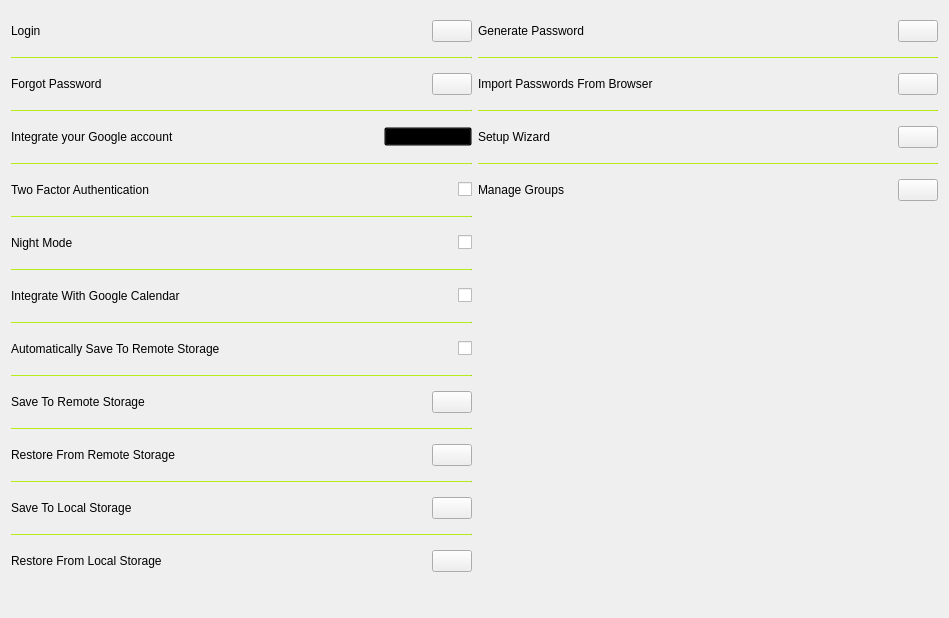
This is designs/xml/settings_tab.ui in daniel-deru/WorkMate-3.0 as Qt 5 draws it before an edit. The edited form follows.
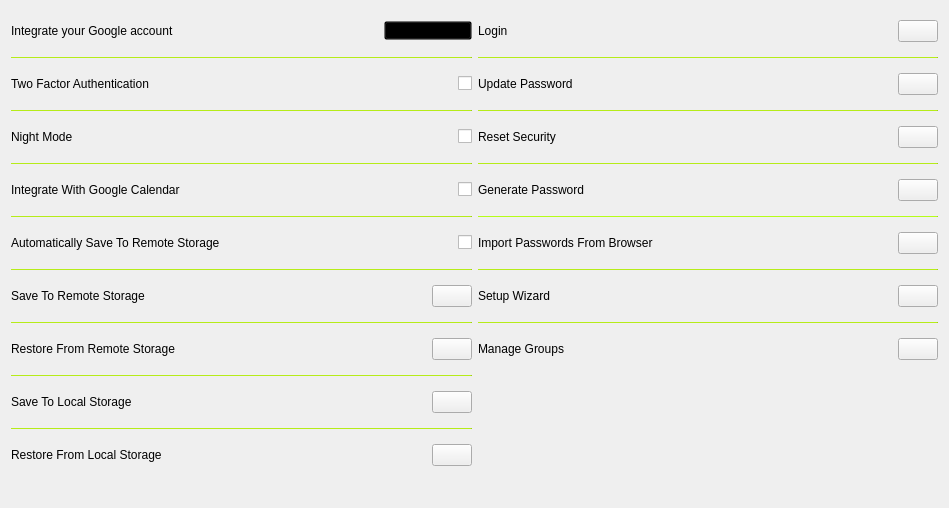
This is the edited form.

Commit message: added update password window. made disable 2fa require login

```diff
--- a/designs/xml/settings_tab.ui
+++ b/designs/xml/settings_tab.ui
@@ -7,7 +7,7 @@
     <x>0</x>
     <y>0</y>
     <width>949</width>
-    <height>618</height>
+    <height>508</height>
    </rect>
   </property>
   <property name="windowTitle">
@@ -19,134 +19,6 @@
      <property name="spacing">
       <number>6</number>
      </property>
-     <item>
-      <layout class="QHBoxLayout" name="horizontalLayout_6">
-       <property name="topMargin">
-        <number>0</number>
-       </property>
-       <property name="bottomMargin">
-        <number>0</number>
-       </property>
-       <item>
-        <widget class="QLabel" name="lbl_login">
-         <property name="sizePolicy">
-          <sizepolicy hsizetype="Expanding" vsizetype="Preferred">
-           <horstretch>0</horstretch>
-           <verstretch>0</verstretch>
-          </sizepolicy>
-         </property>
-         <property name="minimumSize">
-          <size>
-           <width>0</width>
-           <height>40</height>
-          </size>
-         </property>
-         <property name="text">
-          <string>Login</string>
-         </property>
-        </widget>
-       </item>
-       <item>
-        <widget class="QPushButton" name="btn_login">
-         <property name="sizePolicy">
-          <sizepolicy hsizetype="Minimum" vsizetype="Fixed">
-           <horstretch>0</horstretch>
-           <verstretch>0</verstretch>
-          </sizepolicy>
-         </property>
-         <property name="cursor">
-          <cursorShape>PointingHandCursor</cursorShape>
-         </property>
-         <property name="text">
-          <string/>
-         </property>
-        </widget>
-       </item>
-      </layout>
-     </item>
-     <item>
-      <widget class="QFrame" name="frame_5">
-       <property name="maximumSize">
-        <size>
-         <width>16777215</width>
-         <height>1</height>
-        </size>
-       </property>
-       <property name="styleSheet">
-        <string notr="true">background: #9ecd16;</string>
-       </property>
-       <property name="frameShape">
-        <enum>QFrame::HLine</enum>
-       </property>
-       <property name="frameShadow">
-        <enum>QFrame::Sunken</enum>
-       </property>
-       <property name="lineWidth">
-        <number>1</number>
-       </property>
-      </widget>
-     </item>
-     <item>
-      <layout class="QHBoxLayout" name="horizontalLayout_8">
-       <item>
-        <widget class="QLabel" name="lbl_forgot_password">
-         <property name="sizePolicy">
-          <sizepolicy hsizetype="Expanding" vsizetype="Preferred">
-           <horstretch>0</horstretch>
-           <verstretch>0</verstretch>
-          </sizepolicy>
-         </property>
-         <property name="minimumSize">
-          <size>
-           <width>0</width>
-           <height>40</height>
-          </size>
-         </property>
-         <property name="text">
-          <string>Forgot Password</string>
-         </property>
-        </widget>
-       </item>
-       <item>
-        <widget class="QPushButton" name="btn_forgot_password">
-         <property name="sizePolicy">
-          <sizepolicy hsizetype="Minimum" vsizetype="Fixed">
-           <horstretch>0</horstretch>
-           <verstretch>0</verstretch>
-          </sizepolicy>
-         </property>
-         <property name="cursor">
-          <cursorShape>PointingHandCursor</cursorShape>
-         </property>
-         <property name="text">
-          <string/>
-         </property>
-        </widget>
-       </item>
-      </layout>
-     </item>
-     <item>
-      <widget class="QFrame" name="frame_4">
-       <property name="maximumSize">
-        <size>
-         <width>16777215</width>
-         <height>1</height>
-        </size>
-       </property>
-       <property name="styleSheet">
-        <string notr="true">background: #9ecd16;</string>
-       </property>
-       <property name="frameShape">
-        <enum>QFrame::HLine</enum>
-       </property>
-       <property name="frameShadow">
-        <enum>QFrame::Sunken</enum>
-       </property>
-       <property name="lineWidth">
-        <number>1</number>
-       </property>
-      </widget>
-     </item>
      <item>
       <layout class="QHBoxLayout" name="horizontalLayout_13">
        <item>
@@ -669,11 +541,17 @@
       <number>6</number>
      </property>
      <item>
-      <layout class="QHBoxLayout" name="horizontalLayout_12">
+      <layout class="QHBoxLayout" name="horizontalLayout_6">
+       <property name="topMargin">
+        <number>0</number>
+       </property>
+       <property name="bottomMargin">
+        <number>0</number>
+       </property>
        <item>
-        <widget class="QLabel" name="lbl_generate_password">
+        <widget class="QLabel" name="lbl_login">
          <property name="sizePolicy">
-          <sizepolicy hsizetype="Expanding" vsizetype="Fixed">
+          <sizepolicy hsizetype="Expanding" vsizetype="Preferred">
            <horstretch>0</horstretch>
            <verstretch>0</verstretch>
           </sizepolicy>
@@ -685,12 +563,128 @@
           </size>
          </property>
          <property name="text">
-          <string>Generate Password</string>
+          <string>Login</string>
          </property>
         </widget>
        </item>
        <item>
-        <widget class="QPushButton" name="btn_generate_password">
+        <widget class="QPushButton" name="btn_login">
+         <property name="sizePolicy">
+          <sizepolicy hsizetype="Minimum" vsizetype="Fixed">
+           <horstretch>0</horstretch>
+           <verstretch>0</verstretch>
+          </sizepolicy>
+         </property>
+         <property name="cursor">
+          <cursorShape>PointingHandCursor</cursorShape>
+         </property>
+         <property name="text">
+          <string/>
+         </property>
+        </widget>
+       </item>
+      </layout>
+     </item>
+     <item>
+      <widget class="QFrame" name="frame_14">
+       <property name="maximumSize">
+        <size>
+         <width>16777215</width>
+         <height>1</height>
+        </size>
+       </property>
+       <property name="styleSheet">
+        <string notr="true">background: #9ecd16;</string>
+       </property>
+       <property name="frameShape">
+        <enum>QFrame::HLine</enum>
+       </property>
+       <property name="frameShadow">
+        <enum>QFrame::Sunken</enum>
+       </property>
+      </widget>
+     </item>
+     <item>
+      <layout class="QHBoxLayout" name="horizontalLayout_16">
+       <item>
+        <widget class="QLabel" name="lbl_update_password">
+         <property name="sizePolicy">
+          <sizepolicy hsizetype="Expanding" vsizetype="Preferred">
+           <horstretch>0</horstretch>
+           <verstretch>0</verstretch>
+          </sizepolicy>
+         </property>
+         <property name="minimumSize">
+          <size>
+           <width>0</width>
+           <height>40</height>
+          </size>
+         </property>
+         <property name="text">
+          <string>Update Password</string>
+         </property>
+        </widget>
+       </item>
+       <item>
+        <widget class="QPushButton" name="btn_update_password">
+         <property name="cursor">
+          <cursorShape>PointingHandCursor</cursorShape>
+         </property>
+         <property name="text">
+          <string/>
+         </property>
+        </widget>
+       </item>
+      </layout>
+     </item>
+     <item>
+      <widget class="QFrame" name="frame_4">
+       <property name="maximumSize">
+        <size>
+         <width>16777215</width>
+         <height>1</height>
+        </size>
+       </property>
+       <property name="styleSheet">
+        <string notr="true">background: #9ecd16;</string>
+       </property>
+       <property name="frameShape">
+        <enum>QFrame::HLine</enum>
+       </property>
+       <property name="frameShadow">
+        <enum>QFrame::Sunken</enum>
+       </property>
+      </widget>
+     </item>
+     <item>
+      <layout class="QHBoxLayout" name="horizontalLayout_8">
+       <item>
+        <widget class="QLabel" name="lbl_forgot_password">
+         <property name="sizePolicy">
+          <sizepolicy hsizetype="Expanding" vsizetype="Preferred">
+           <horstretch>0</horstretch>
+           <verstretch>0</verstretch>
+          </sizepolicy>
+         </property>
+         <property name="minimumSize">
+          <size>
+           <width>0</width>
+           <height>40</height>
+          </size>
+         </property>
+         <property name="text">
+          <string>Reset Security</string>
+         </property>
+        </widget>
+       </item>
+       <item>
+        <widget class="QPushButton" name="btn_forgot_password">
+         <property name="sizePolicy">
+          <sizepolicy hsizetype="Minimum" vsizetype="Fixed">
+           <horstretch>0</horstretch>
+           <verstretch>0</verstretch>
+          </sizepolicy>
+         </property>
          <property name="cursor">
           <cursorShape>PointingHandCursor</cursorShape>
          </property>
@@ -732,6 +726,58 @@
        </property>
       </widget>
      </item>
+     <item>
+      <layout class="QHBoxLayout" name="horizontalLayout_12">
+       <item>
+        <widget class="QLabel" name="lbl_generate_password">
+         <property name="sizePolicy">
+          <sizepolicy hsizetype="Expanding" vsizetype="Fixed">
+           <horstretch>0</horstretch>
+           <verstretch>0</verstretch>
+          </sizepolicy>
+         </property>
+         <property name="minimumSize">
+          <size>
+           <width>0</width>
+           <height>40</height>
+          </size>
+         </property>
+         <property name="text">
+          <string>Generate Password</string>
+         </property>
+        </widget>
+       </item>
+       <item>
+        <widget class="QPushButton" name="btn_generate_password">
+         <property name="cursor">
+          <cursorShape>PointingHandCursor</cursorShape>
+         </property>
+         <property name="text">
+          <string/>
+         </property>
+        </widget>
+       </item>
+      </layout>
+     </item>
+     <item>
+      <widget class="QFrame" name="frame_5">
+       <property name="maximumSize">
+        <size>
+         <width>16777215</width>
+         <height>1</height>
+        </size>
+       </property>
+       <property name="styleSheet">
+        <string notr="true">background: #9edc16;</string>
+       </property>
+       <property name="frameShape">
+        <enum>QFrame::HLine</enum>
+       </property>
+       <property name="frameShadow">
+        <enum>QFrame::Sunken</enum>
+       </property>
+      </widget>
+     </item>
      <item>
       <layout class="QHBoxLayout" name="horizontalLayout">
        <item>
```
The commit also changes 19 other files.
